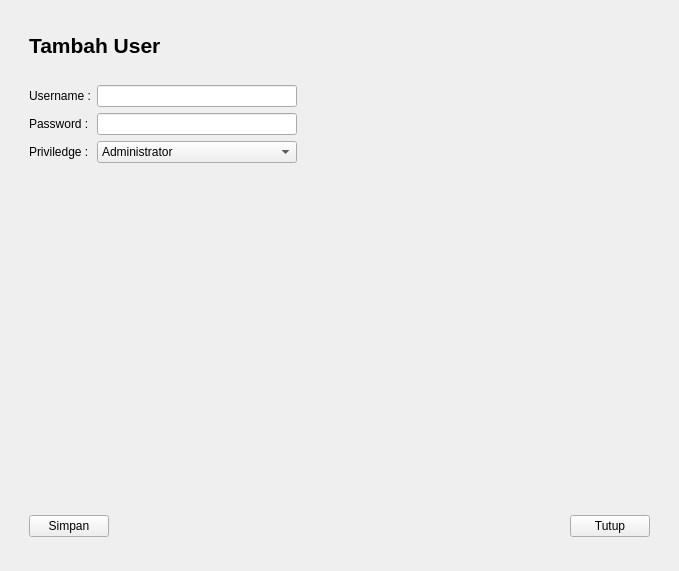
Before: the Qt Designer form source/login/admin_ui.ui in fnugrahendi/petuk.corp, drawn with Qt 5.
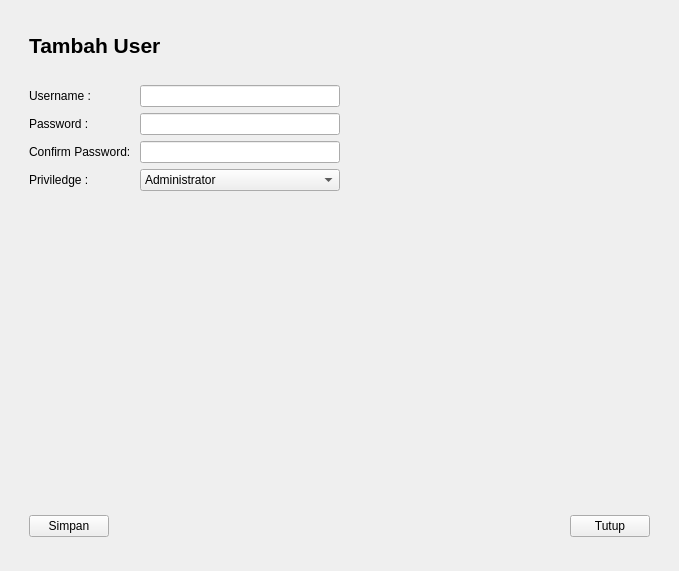
After: the same form once the commit is applied.

Commit message: room tambah password confirm

The edit to the form file:
```diff
--- a/source/login/admin_ui.ui
+++ b/source/login/admin_ui.ui
@@ -350,7 +350,7 @@
             </property>
            </widget>
           </item>
-          <item row="2" column="0">
+          <item row="3" column="0">
            <widget class="QLabel" name="lb_Users_Tambah_Priviledge">
             <property name="text">
              <string>Priviledge :</string>
@@ -377,7 +377,7 @@
             </property>
            </widget>
           </item>
-          <item row="2" column="1">
+          <item row="3" column="1">
            <widget class="QComboBox" name="cb_Users_Tambah_Priviledge">
             <property name="maximumSize">
              <size>
@@ -412,6 +412,29 @@
             </item>
            </widget>
           </item>
+          <item row="2" column="0">
+           <widget class="QLabel" name="lb_Users_Tambah_Password_Confirm">
+            <property name="text">
+             <string>Confirm Password: </string>
+            </property>
+           </widget>
+          </item>
+          <item row="2" column="1">
+           <widget class="QLineEdit" name="le_Users_Tambah_Password_Confirm">
+            <property name="minimumSize">
+             <size>
+              <width>200</width>
+              <height>0</height>
+             </size>
+            </property>
+            <property name="maximumSize">
+             <size>
+              <width>200</width>
+              <height>16777215</height>
+             </size>
+            </property>
+           </widget>
+          </item>
          </layout>
          <zorder>lb_Users_Tambah_Username</zorder>
          <zorder>lb_Users_Tambah_Password</zorder>
```
Left out of the diff: 7 changed lines with no effect on the pictures. The commit also changes 1 other file.
